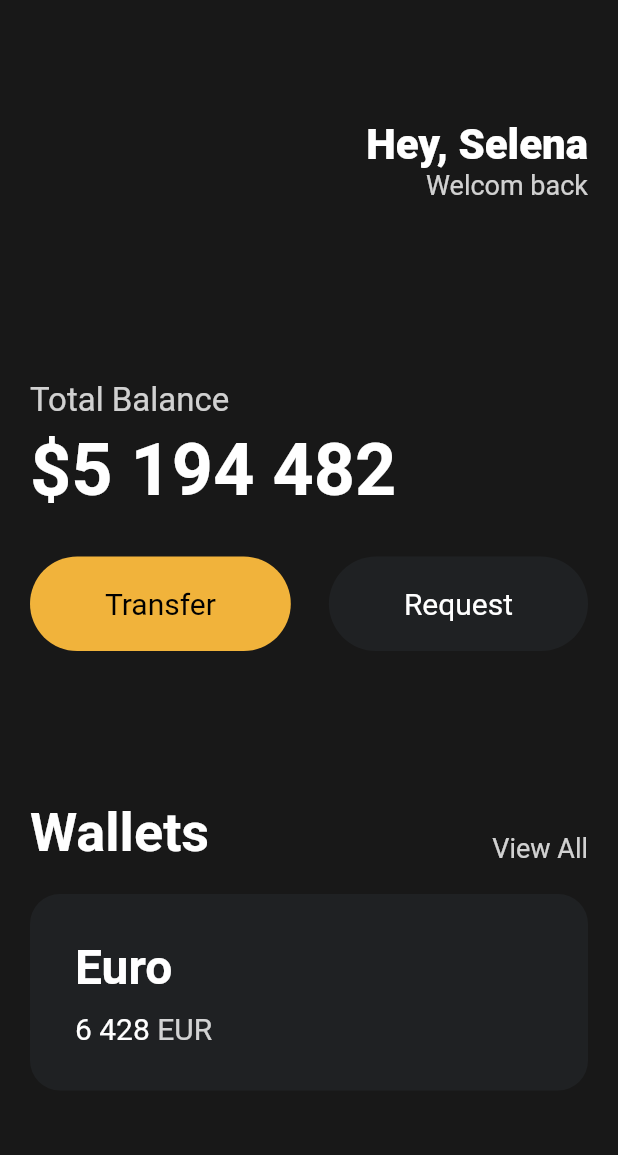
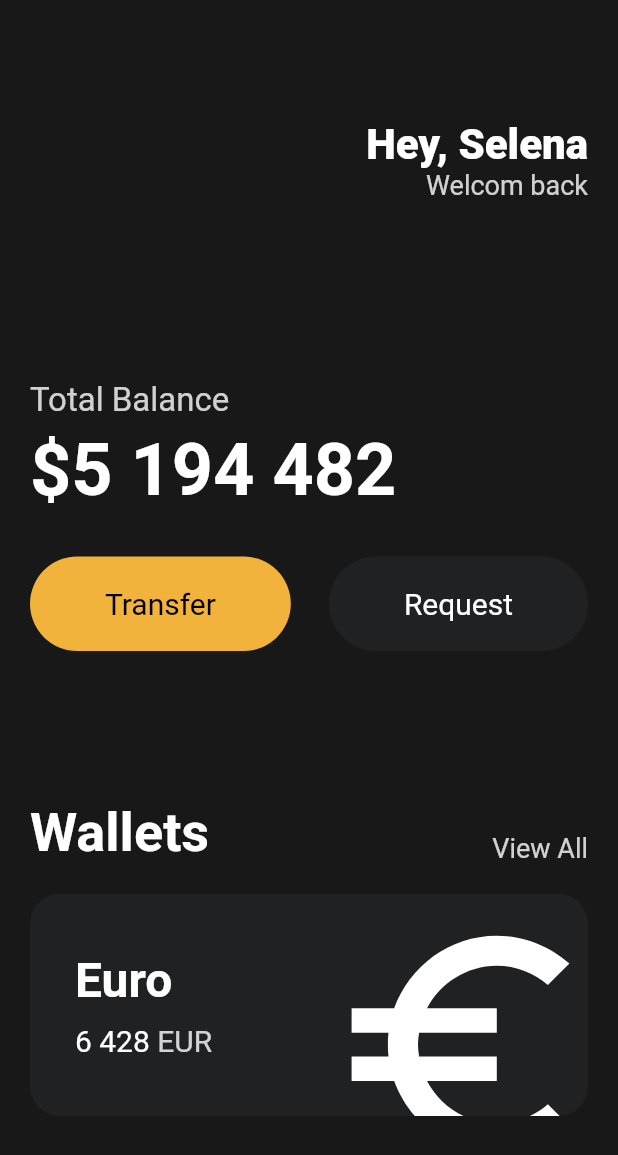
Before and after one commit to chartw/flutter-toonflix, a Flutter app: the screen it shows after launch, on a phone screen of 412 x 824 dp. Shown: the top 1155 px of the screen. Run offline on Flutter 3.47's test engine with Material 2 defaults, Android fonts, the phone set to English and light mode, and no system bars.

Commit message:
insert Icons in card

```diff
--- a/lib/main.dart
+++ b/lib/main.dart
@@ -114,6 +114,7 @@ class App extends StatelessWidget {
                 height: 20,
               ),
               Container(
+                clipBehavior: Clip.hardEdge,
                 decoration: BoxDecoration(
                   color: const Color(0xFF1F2123),
                   borderRadius: BorderRadius.circular(20),
@@ -121,6 +122,7 @@ class App extends StatelessWidget {
                 child: Padding(
                   padding: const EdgeInsets.all(30),
                   child: Row(
+                    mainAxisAlignment: MainAxisAlignment.spaceBetween,
                     children: [
                       Column(
                         crossAxisAlignment: CrossAxisAlignment.start,
@@ -159,6 +161,17 @@ class App extends StatelessWidget {
                           ),
                         ],
                       ),
+                      Transform.scale(
+                        scale: 2.2,
+                        child: Transform.translate(
+                          offset: const Offset(-5, 12),
+                          child: const Icon(
+                            Icons.euro_symbol_sharp,
+                            color: Colors.white,
+                            size: 88,
+                          ),
+                        ),
+                      ),
                     ],
                   ),
                 ),
```
